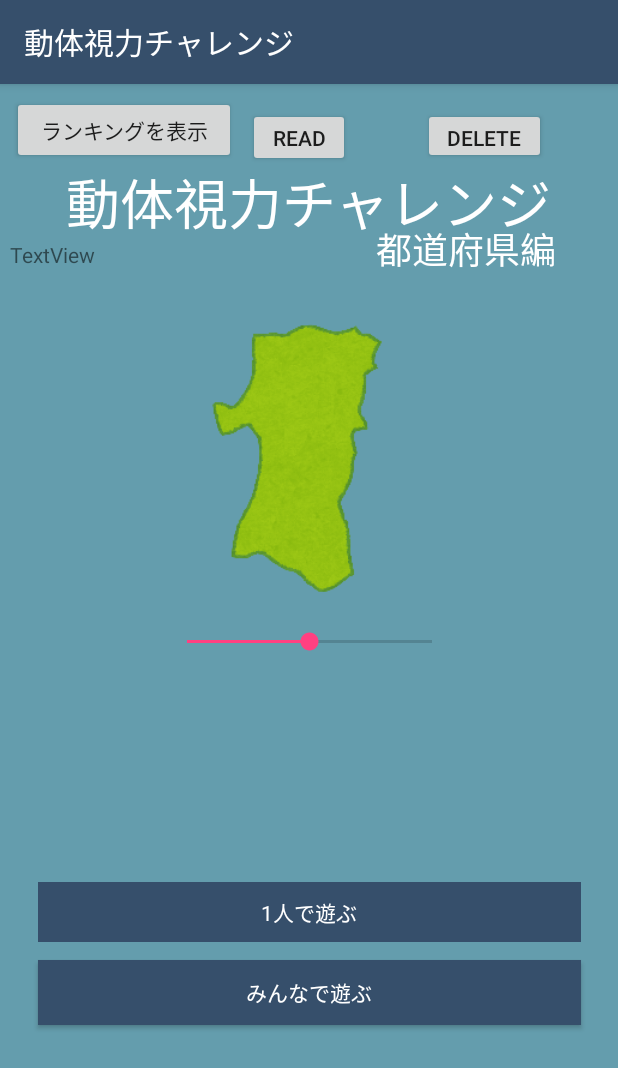
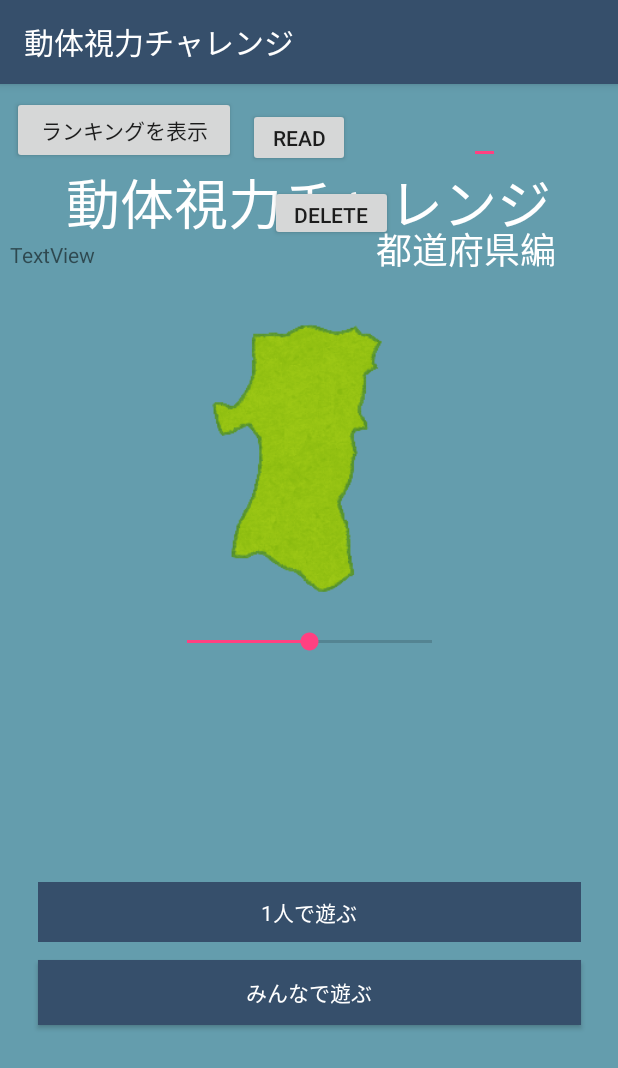
Before and after one commit to ke1ta6488/MyQuiz, an Android app: the screen it shows after launch (TitleActivity), on a phone screen of 412 x 824 dp. Shown: the top 1068 px of the screen. Run offline under Robolectric (Android 15) with nearby library versions, the phone set to English and light mode, and no system bars; libraries missing offline, so code that uses them is left out: io.realm; Roboto replaces fonts that are not available here; 3 statements that could not run were skipped.

Commit message:
add user nameText

```diff
--- a/app/src/main/java/jp/co/atschool/myquiz/MainActivity.java
+++ b/app/src/main/java/jp/co/atschool/myquiz/MainActivity.java
@@ -42,7 +42,7 @@ public class MainActivity extends AppCompatActivity implements View.OnClickListe
     ImageButton speechImageButton;
     TextView contentTextView, countTextView, speechTextView;
     ImageButton imageButton;
-    String comment;
+    String comment, name;
     String[] tdhk, answers;
     RotateAnimation rotate;
     boolean challenge, all;
@@ -59,6 +59,7 @@ public class MainActivity extends AppCompatActivity implements View.OnClickListe
         score = intent.getIntExtra("score", 0);
         challenge = intent.getBooleanExtra("challenge", false);
         all = intent.getBooleanExtra("all", false);
+        name = intent.getStringExtra("name");
 
         Log.d("２人モードか", "" + all);
         // 関連付け
@@ -201,7 +202,7 @@ public class MainActivity extends AppCompatActivity implements View.OnClickListe
                     MyQuizRealm myQuizRealm = realm.createObject(MyQuizRealm.class, newId);
                     //myQuizRealm.date = new Date();
                     myQuizRealm.detail = String.valueOf(score);//score
-                    myQuizRealm.title = "user";//name
+                    myQuizRealm.title = name;//name
                     myQuizRealm.date = date;
 
                 }
--- a/app/src/main/java/jp/co/atschool/myquiz/TitleActivity.java
+++ b/app/src/main/java/jp/co/atschool/myquiz/TitleActivity.java
@@ -5,11 +5,14 @@ import android.graphics.Typeface;
 import android.os.Bundle;
 import android.support.v7.app.AppCompatActivity;
 import android.util.Log;
+import android.view.MotionEvent;
 import android.view.View;
 import android.view.animation.Animation;
 import android.view.animation.LinearInterpolator;
 import android.view.animation.RotateAnimation;
+import android.view.inputmethod.InputMethodManager;
 import android.widget.Button;
+import android.widget.EditText;
 import android.widget.ImageButton;
 import android.widget.SeekBar;
 import android.widget.TextView;
@@ -19,10 +22,11 @@ import java.util.Date;
 import io.realm.Realm;
 import io.realm.RealmResults;
 
-public class TitleActivity extends AppCompatActivity {
+public class TitleActivity extends AppCompatActivity{
 
     ImageButton imageButton;
     TextView titleTextView, subTextView, mTextView;
+    EditText nameText;
     RotateAnimation rotate;
     SeekBar seekBar;
     Button startButton, startButton2, startAllButton;
@@ -30,20 +34,25 @@ public class TitleActivity extends AppCompatActivity {
     View view;
     int rotateRate;
     float score = 0;
+    String name;
     boolean challenge, all;
     //    SharedPreferences preferences;
 //    SharedPreferences.Editor editor;
     Realm mRealm;
+//    // キーボード表示を制御するためのオブジェクト
+//    InputMethodManager inputMethodManager;
+//    // 背景のレイアウト
+//    private View mFocusView;
 
     @Override
     protected void onCreate(Bundle savedInstanceState) {
         super.onCreate(savedInstanceState);
         setContentView(R.layout.activity_title);
 
-
         imageButton = (ImageButton) findViewById(R.id.imageButton);
         titleTextView = (TextView) findViewById(R.id.textView);
         subTextView = (TextView) findViewById(R.id.textView2);
+        nameText = (EditText) findViewById(R.id.nameText);
         startButton = (Button) findViewById(R.id.startButton);
         startButton2 = (Button) findViewById(R.id.button2);
         startAllButton = (Button) findViewById(R.id.startAllButton);
@@ -56,6 +65,19 @@ public class TitleActivity extends AppCompatActivity {
         startButton.setTypeface(typeface);
         startButton2.setTypeface(typeface);
         startAllButton.setTypeface(typeface);
+
+        //editTextの表示方法指定
+        titleTextView.requestFocus();
+        nameText.setOnFocusChangeListener(new View.OnFocusChangeListener() {
+            @Override
+            public void onFocusChange(View v, boolean hasFocus) {
+                if(!hasFocus) {
+                    // フォーカスが外れた場合キーボードを非表示にする
+                    InputMethodManager inputMethodMgr = (InputMethodManager)getSystemService(INPUT_METHOD_SERVICE);
+                    inputMethodMgr.hideSoftInputFromWindow(v.getWindowToken(), InputMethodManager.HIDE_NOT_ALWAYS);
+                }
+            }
+        });
 
         //シークバーの初期値をTextViewに表示
         seekBar = (SeekBar) findViewById(R.id.seekBar);
@@ -78,13 +100,6 @@ public class TitleActivity extends AppCompatActivity {
 
         //DBのオープン処理
         mRealm = Realm.getDefaultInstance();
-
-//        //stethoの初期化処理
-//        Stetho.initialize(
-//                Stetho.newInitializerBuilder(this)
-//                        .enableDumpapp(Stetho.defaultDumperPluginsProvider(this))
-//                        .enableWebKitInspector(RealmInspectorModulesProvider.builder(this).build())
-//                        .build());
 
         //realmテスト用
         mTextView = findViewById(R.id.mTextView);
@@ -187,32 +202,35 @@ public class TitleActivity extends AppCompatActivity {
         // Intent intent2 = new Intent(this, MainActivity.class);
         challenge = false;
         all = false;
+        name=nameText.getEditableText().toString();
+        Log.d("名前は",""+name);
         rotateRate = seekBar.getProgress();
         // intentへ添え字付で値を保持させる
         intent.putExtra("rotateRate", rotateRate);
         intent.putExtra("score", score);
         intent.putExtra("challenge", challenge);
         intent.putExtra("all", all);
+        intent.putExtra("name",name);
         // 指定のActivityを開始する
 
         startActivityForResult(intent, 0);
         // startActivity(intent2);
     }
 
-    public void startQuiz2(View view) {
-        Intent intent = new Intent(this, MainActivity.class);
-        challenge = true;
-        all = false;
-        rotateRate = seekBar.getProgress();
-        // intentへ添え字付で値を保持させる
-        intent.putExtra("rotateRate", rotateRate);
-        intent.putExtra("score", score);
-        intent.putExtra("challenge", challenge);
-        intent.putExtra("all", all);
-        // 指定のActivityを開始する
-
-        startActivityForResult(intent, 0);
-    }
+//    public void startQuiz2(View view) {
+//        Intent intent = new Intent(this, MainActivity.class);
+//        challenge = true;
+//        all = false;
+//        rotateRate = seekBar.getProgress();
+//        // intentへ添え字付で値を保持させる
+//        intent.putExtra("rotateRate", rotateRate);
+//        intent.putExtra("score", score);
+//        intent.putExtra("challenge", challenge);
+//        intent.putExtra("all", all);
+//        // 指定のActivityを開始する
+//
+//        startActivityForResult(intent, 0);
+//    }
 
     public void startAllQuiz(View view) {
         // 画面の遷移用のクラスがIntentクラス
@@ -220,12 +238,15 @@ public class TitleActivity extends AppCompatActivity {
         // Intent intent2 = new Intent(this, MainActivity.class);
         challenge = false;
         all = true;
+        name=nameText.getEditableText().toString();
+        Log.d("名前は",""+name);
         rotateRate = seekBar.getProgress();
         // intentへ添え字付で値を保持させる
         intent.putExtra("rotateRate", rotateRate);
         intent.putExtra("score", score);
         intent.putExtra("challenge", challenge);
         intent.putExtra("all", all);
+        intent.putExtra("name", name);
         // 指定のActivityを開始する
 
         startActivityForResult(intent, 0);
@@ -273,6 +294,12 @@ public class TitleActivity extends AppCompatActivity {
     }
 
     @Override
+    public boolean onTouchEvent(MotionEvent event) {
+        titleTextView.requestFocus();
+        return super.onTouchEvent(event);
+    }
+
+    @Override
     protected void onDestroy() {
         super.onDestroy();
         mRealm.close();
--- a/app/src/main/res/layout/activity_title.xml
+++ b/app/src/main/res/layout/activity_title.xml
@@ -2,6 +2,7 @@
 <android.support.constraint.ConstraintLayout xmlns:android="http://schemas.android.com/apk/res/android"
     xmlns:app="http://schemas.android.com/apk/res-auto"
     xmlns:tools="http://schemas.android.com/tools"
+    android:id="@+id/titleLayout"
     android:layout_width="match_parent"
     android:layout_height="match_parent"
     android:background="#649DAD"
@@ -154,11 +155,12 @@
         android:layout_height="37dp"
         android:layout_marginEnd="8dp"
         android:layout_marginStart="8dp"
-        android:layout_marginTop="16dp"
+        android:layout_marginTop="12dp"
         android:text="Delete"
         app:layout_constraintEnd_toEndOf="parent"
-        app:layout_constraintStart_toEndOf="@+id/read"
-        app:layout_constraintTop_toTopOf="parent" />
+        app:layout_constraintHorizontal_bias="0.548"
+        app:layout_constraintStart_toStartOf="parent"
+        app:layout_constraintTop_toBottomOf="@+id/read" />
 
     <Button
         android:id="@+id/update"
@@ -192,4 +194,20 @@
         app:layout_constraintStart_toStartOf="parent"
         app:layout_constraintTop_toTopOf="parent" />
 
+    <EditText
+        android:id="@+id/nameText"
+        android:layout_width="wrap_content"
+        android:layout_height="wrap_content"
+        android:layout_marginEnd="8dp"
+        android:layout_marginStart="8dp"
+        android:layout_marginTop="8dp"
+        android:allowUndo="false"
+        android:fitsSystemWindows="false"
+        android:freezesText="false"
+        android:textColorLink="@color/colorPrimaryDark"
+        app:layout_constraintEnd_toEndOf="parent"
+        app:layout_constraintStart_toEndOf="@+id/read"
+        app:layout_constraintTop_toTopOf="parent"
+        tools:text="username" />
+
 </android.support.constraint.ConstraintLayout>
--- a/app/src/main/res/values/colors.xml
+++ b/app/src/main/res/values/colors.xml
@@ -1,6 +1,6 @@
 <?xml version="1.0" encoding="utf-8"?>
 <resources>
     <color name="colorPrimary">#364F6B</color>
-    <color name="colorPrimaryDark">#364F6B</color>
+    <color name="colorPrimaryDark">#364f6b</color>
     <color name="colorAccent">#FF4081</color>
 </resources>
```
